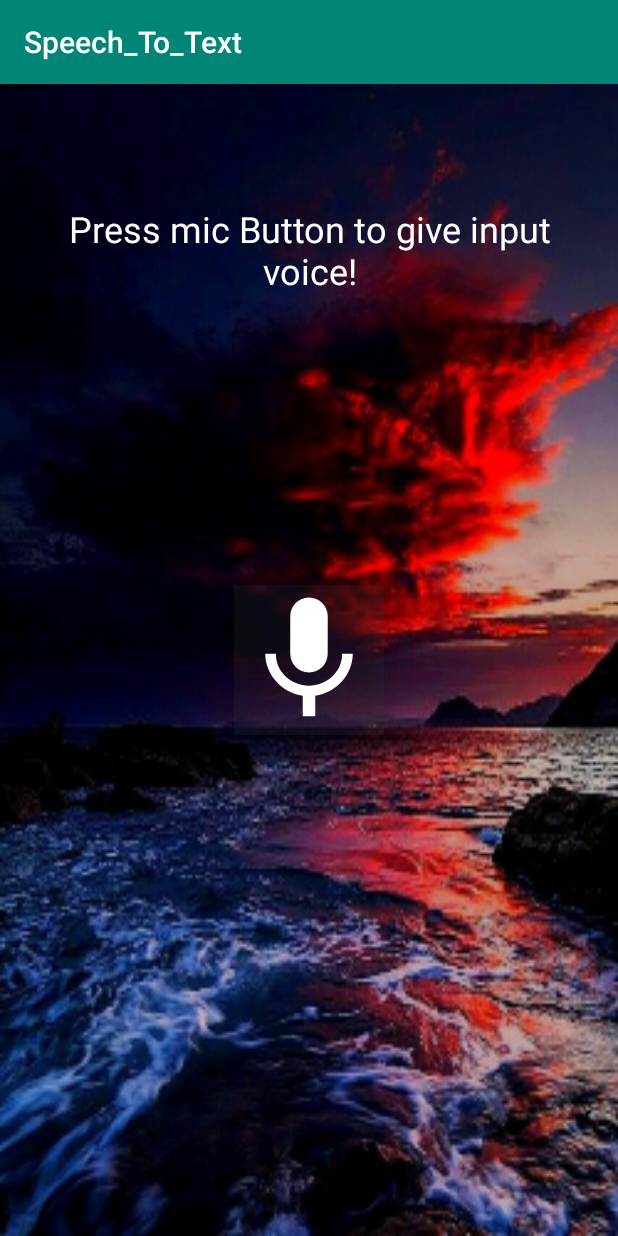
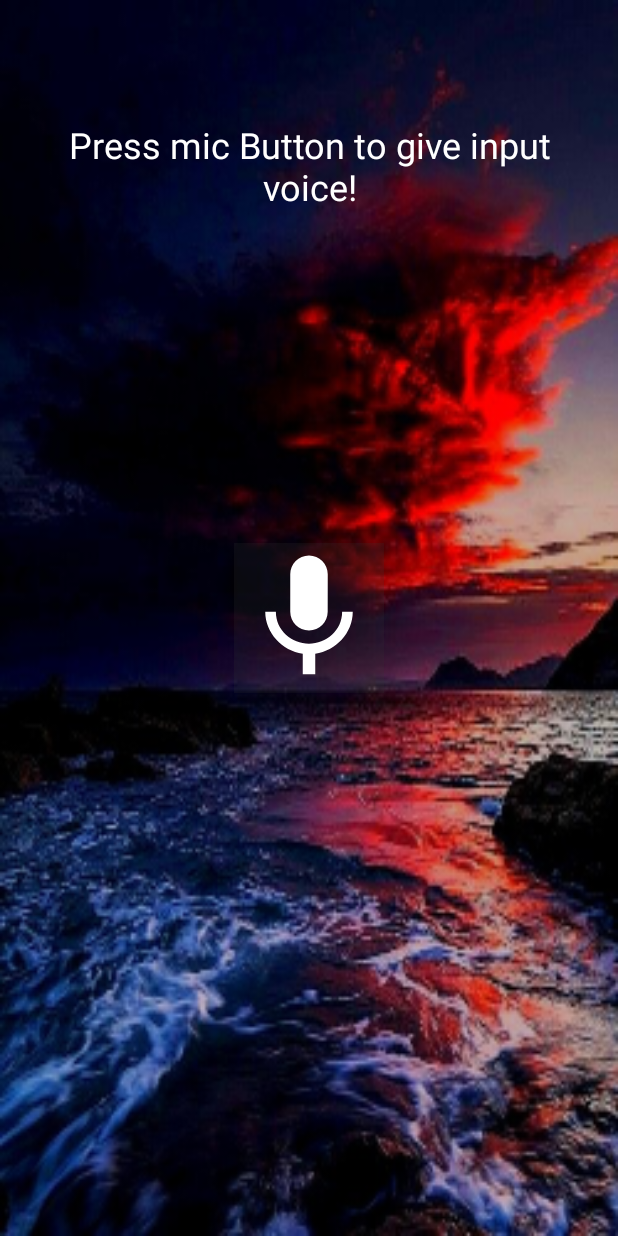
Before and after one commit to Aizen741/Speech-To-Text, an Android app: the screen it shows after launch (MainActivity), on a phone screen of 412 x 824 dp. Run offline under Robolectric (Android 15) with nearby library versions, the phone set to English and light mode, and no system bars.

Commit message:
Basic Changes

```diff
--- a/app/src/main/res/values/styles.xml
+++ b/app/src/main/res/values/styles.xml
@@ -1,7 +1,7 @@
 <resources>
 
     <!-- Base application theme. -->
-    <style name="AppTheme" parent="Theme.AppCompat.Light.DarkActionBar">
+    <style name="AppTheme" parent="Theme.AppCompat.DayNight.NoActionBar">
         <!-- Customize your theme here. -->
         <item name="colorPrimary">@color/colorPrimary</item>
         <item name="colorPrimaryDark">@color/colorPrimaryDark</item>
```
Also changed, not shown: app/src/main/java/com/example/speech_to_text/MainActivity.kt (+10 -1 lines).
